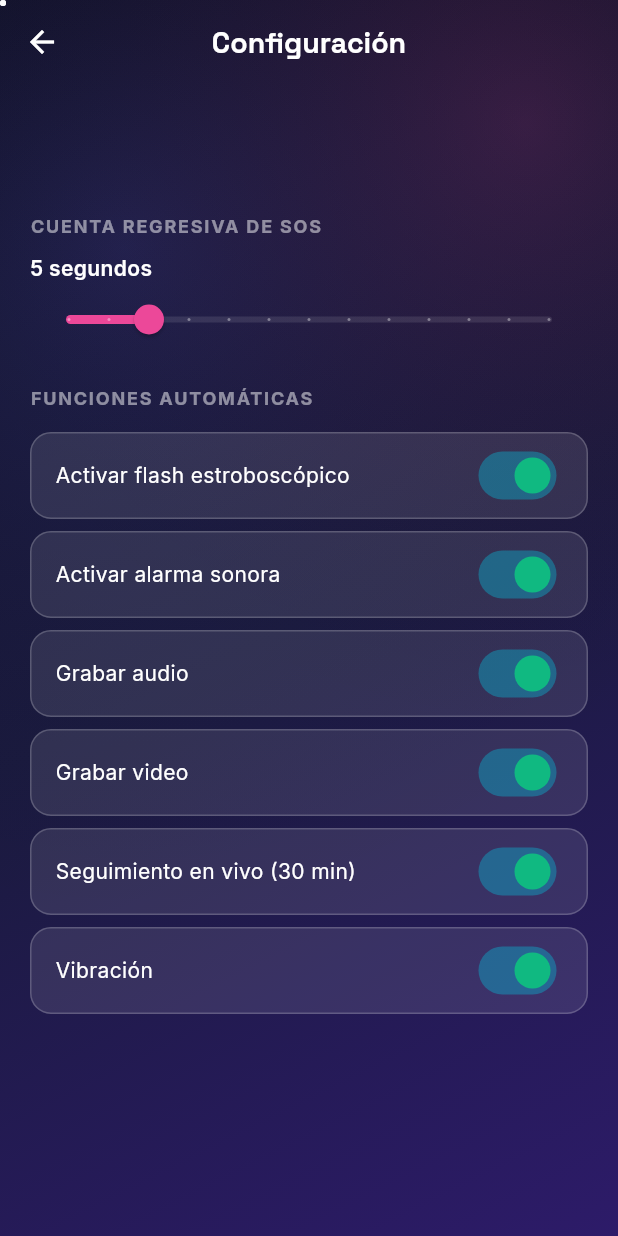
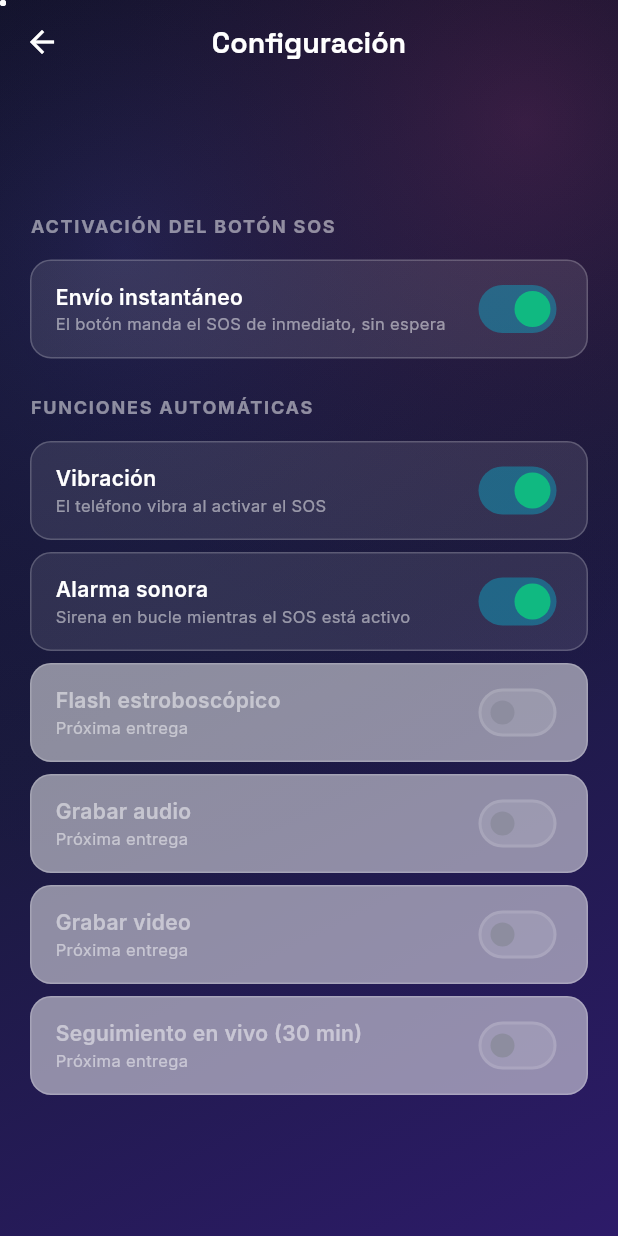
Before and after one commit to mundoincreible067-ship-it/guardian-sos, a Flutter app: the SettingsScreen screen opened directly, on a phone screen of 412 x 824 dp. Run offline on Flutter 3.47's test engine with Material 3 defaults, Android fonts, the phone set to English and light mode, and no system bars; our stand-ins replace audioplayers, battery_plus, flutter_riverpod, geocoding, geolocator, google_fonts and 2 more; missing offline and left inert: telephony; accounts and stored records are empty.

Commit message:
SOS instantáneo + vibración + alarma real

```diff
--- a/lib/core/providers.dart
+++ b/lib/core/providers.dart
@@ -1,4 +1,5 @@
 import 'package:flutter_riverpod/flutter_riverpod.dart';
+import 'package:audioplayers/audioplayers.dart';
 import 'services/location_service.dart';
 import 'services/messaging_service.dart';
 import 'services/call_service.dart';
@@ -7,6 +8,7 @@ import '../features/contacts/domain/contact_model.dart';
 import '../core/constants/emergency_numbers.dart';
 
 final locationServiceProvider = Provider((ref) => LocationService());
+final audioPlayerProvider = Provider((ref) => AudioPlayer());
 final messagingServiceProvider = Provider((ref) => MessagingService());
 final callServiceProvider = Provider((ref) => CallService());
 final contactsRepositoryProvider = Provider((ref) => ContactsRepository());
@@ -28,7 +30,18 @@ final emergencyServicesProvider = StateProvider<List<EmergencyService>>((ref) {
 });
 
 /// Segundos de cuenta regresiva antes de disparar SOS / llamada automática
+/// (solo se usa si instantSendProvider está desactivado)
 final countdownSecondsProvider = StateProvider<int>((ref) => 5);
+
+/// Si está activo, el botón SOS envía de inmediato al mantenerlo presionado,
+/// sin cuenta regresiva. Si se desactiva, usa countdownSecondsProvider.
+final instantSendProvider = StateProvider<bool>((ref) => true);
+
+/// Vibración real al activar el SOS (usa HapticFeedback, sin paquetes extra)
+final vibrationEnabledProvider = StateProvider<bool>((ref) => true);
+
+/// Alarma sonora real (sirena en bucle) al activar el SOS
+final alarmEnabledProvider = StateProvider<bool>((ref) => true);
 
 /// Estado del SOS activo (para mostrar overlay/seguimiento en vivo)
 final sosActiveProvider = StateProvider<bool>((ref) => false);
--- a/lib/features/settings/presentation/settings_screen.dart
+++ b/lib/features/settings/presentation/settings_screen.dart
@@ -11,6 +11,9 @@ class SettingsScreen extends ConsumerWidget {
   @override
   Widget build(BuildContext context, WidgetRef ref) {
     final countdown = ref.watch(countdownSecondsProvider);
+    final instantSend = ref.watch(instantSendProvider);
+    final vibrationOn = ref.watch(vibrationEnabledProvider);
+    final alarmOn = ref.watch(alarmEnabledProvider);
 
     return Scaffold(
       backgroundColor: AppColors.primaryDark,
@@ -21,13 +24,22 @@ class SettingsScreen extends ConsumerWidget {
           child: ListView(
             padding: const EdgeInsets.only(top: 66, bottom: 24),
             children: [
-              const _SectionHeader('Cuenta regresiva de SOS'),
+              const _SectionHeader('Activación del botón SOS'),
+              _RealSwitchTile(
+                title: 'Envío instantáneo',
+                subtitle: 'El botón manda el SOS de inmediato, sin espera',
+                value: instantSend,
+                onChanged: (v) => ref.read(instantSendProvider.notifier).state = v,
+              ),
+              if (!instantSend) ...[
                 Padding(
                   padding: const EdgeInsets.symmetric(horizontal: 20),
                   child: Column(
                     crossAxisAlignment: CrossAxisAlignment.start,
                     children: [
-                    Text('$countdown segundos', style: GoogleFonts.inter(color: Colors.white, fontWeight: FontWeight.w600)),
+                      const SizedBox(height: 8),
+                      Text('Cuenta regresiva: $countdown segundos',
+                          style: GoogleFonts.inter(color: Colors.white, fontWeight: FontWeight.w600)),
                       SliderTheme(
                         data: SliderThemeData(
                           activeTrackColor: AppColors.accentPink,
@@ -47,13 +59,24 @@ class SettingsScreen extends ConsumerWidget {
                     ],
                   ),
                 ),
+              ],
               const _SectionHeader('Funciones automáticas'),
-              const _SwitchTile(title: 'Activar flash estroboscópico'),
-              const _SwitchTile(title: 'Activar alarma sonora'),
-              const _SwitchTile(title: 'Grabar audio'),
-              const _SwitchTile(title: 'Grabar video'),
-              const _SwitchTile(title: 'Seguimiento en vivo (30 min)'),
-              const _SwitchTile(title: 'Vibración'),
+              _RealSwitchTile(
+                title: 'Vibración',
+                subtitle: 'El teléfono vibra al activar el SOS',
+                value: vibrationOn,
+                onChanged: (v) => ref.read(vibrationEnabledProvider.notifier).state = v,
+              ),
+              _RealSwitchTile(
+                title: 'Alarma sonora',
+                subtitle: 'Sirena en bucle mientras el SOS está activo',
+                value: alarmOn,
+                onChanged: (v) => ref.read(alarmEnabledProvider.notifier).state = v,
+              ),
+              const _SwitchTilePending(title: 'Flash estroboscópico'),
+              const _SwitchTilePending(title: 'Grabar audio'),
+              const _SwitchTilePending(title: 'Grabar video'),
+              const _SwitchTilePending(title: 'Seguimiento en vivo (30 min)'),
             ],
           ),
         ),
@@ -77,22 +100,20 @@ class _SectionHeader extends StatelessWidget {
   }
 }
 
-class _SwitchTile extends StatefulWidget {
+/// Interruptor conectado a una función real de la app.
+class _RealSwitchTile extends StatelessWidget {
   final String title;
-  const _SwitchTile({required this.title});
+  final String subtitle;
+  final bool value;
+  final ValueChanged<bool> onChanged;
 
-  @override
-  State<_SwitchTile> createState() => _SwitchTileState();
-}
-
-class _SwitchTileState extends State<_SwitchTile> {
-  bool value = true;
+  const _RealSwitchTile({required this.title, required this.subtitle, required this.value, required this.onChanged});
 
   @override
   Widget build(BuildContext context) {
     return Container(
       margin: const EdgeInsets.symmetric(horizontal: 20, vertical: 4),
-      padding: const EdgeInsets.symmetric(horizontal: 16, vertical: 4),
+      padding: const EdgeInsets.symmetric(horizontal: 16, vertical: 8),
       decoration: BoxDecoration(
         color: AppColors.glassLight,
         borderRadius: BorderRadius.circular(14),
@@ -100,10 +121,51 @@ class _SwitchTileState extends State<_SwitchTile> {
       ),
       child: Row(
         children: [
-          Expanded(child: Text(widget.title, style: GoogleFonts.inter(color: Colors.white, fontSize: 14))),
-          Switch(value: value, onChanged: (v) => setState(() => value = v)),
+          Expanded(
+            child: Column(
+              crossAxisAlignment: CrossAxisAlignment.start,
+              children: [
+                Text(title, style: GoogleFonts.inter(color: Colors.white, fontSize: 14, fontWeight: FontWeight.w600)),
+                Text(subtitle, style: GoogleFonts.inter(color: AppColors.textMuted, fontSize: 11)),
+              ],
+            ),
+          ),
+          Switch(value: value, onChanged: onChanged),
         ],
       ),
     );
   }
 }
+
+/// Interruptor de una función que aún no está conectada (próxima entrega).
+class _SwitchTilePending extends StatelessWidget {
+  final String title;
+  const _SwitchTilePending({required this.title});
+
+  @override
+  Widget build(BuildContext context) {
+    return Container(
+      margin: const EdgeInsets.symmetric(horizontal: 20, vertical: 4),
+      padding: const EdgeInsets.symmetric(horizontal: 16, vertical: 8),
+      decoration: BoxDecoration(
+        color: AppColors.glassLight.withOpacity(0.5),
+        borderRadius: BorderRadius.circular(14),
+        border: Border.all(color: AppColors.glassBorder),
+      ),
+      child: Row(
+        children: [
+          Expanded(
+            child: Column(
+              crossAxisAlignment: CrossAxisAlignment.start,
+              children: [
+                Text(title, style: GoogleFonts.inter(color: AppColors.textMuted, fontSize: 14, fontWeight: FontWeight.w600)),
+                Text('Próxima entrega', style: GoogleFonts.inter(color: AppColors.textMuted, fontSize: 11)),
+              ],
+            ),
+          ),
+          Switch(value: false, onChanged: null),
+        ],
+      ),
+    );
+  }
+}
--- a/pubspec.yaml
+++ b/pubspec.yaml
@@ -43,6 +43,9 @@ dependencies:
   # Tipografía moderna (paquete 100% Dart, sin código nativo Android/iOS)
   google_fonts: ^6.2.1
 
+  # Alarma sonora
+  audioplayers: ^6.0.0
+
   # Utilidades
   intl: ^0.19.0
   uuid: ^4.4.0
@@ -54,3 +57,5 @@ dev_dependencies:
 
 flutter:
   uses-material-design: true
+  assets:
+    - assets/sounds/
```
Also changed, not shown: lib/features/sos/presentation/sos_screen.dart (+47 -1 lines), 2 other files. Lines whose indentation alone changed are shown as unchanged.
